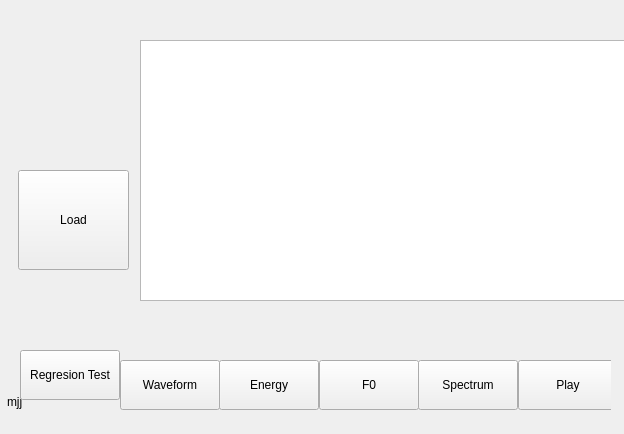
rc000/IntonationAnalysis, file mainwindow.ui: the form before one commit.
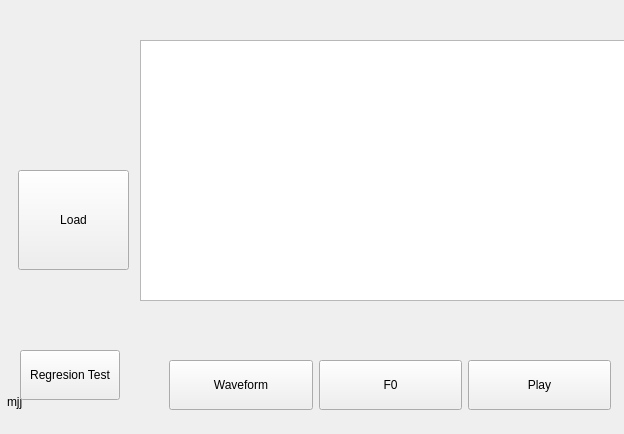
The form after the commit.

```diff
--- a/mainwindow.ui
+++ b/mainwindow.ui
@@ -104,19 +104,6 @@
        </property>
       </widget>
      </item>
-     <item>
-      <widget class="QPushButton" name="bShowEnergy">
-       <property name="minimumSize">
-        <size>
-         <width>100</width>
-         <height>50</height>
-        </size>
-       </property>
-       <property name="text">
-        <string>Energy</string>
-       </property>
-      </widget>
-     </item>
      <item>
       <widget class="QPushButton" name="bF0">
        <property name="minimumSize">
@@ -130,19 +117,6 @@
        </property>
       </widget>
      </item>
-     <item>
-      <widget class="QPushButton" name="bShowSpectrum">
-       <property name="minimumSize">
-        <size>
-         <width>100</width>
-         <height>50</height>
-        </size>
-       </property>
-       <property name="text">
-        <string>Spectrum</string>
-       </property>
-      </widget>
-     </item>
      <item>
       <widget class="QPushButton" name="bPlay">
        <property name="minimumSize">
```
Left out of the diff: 4 changed lines with no effect on the pictures.
